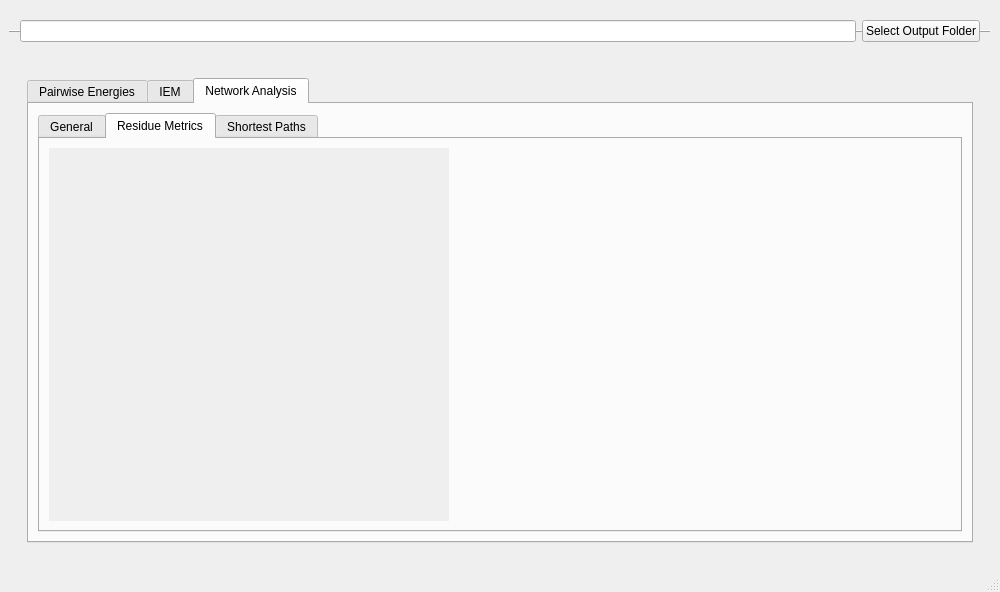
Above: getresinten/viewResultsGUI.ui from osercinoglu/grinn before the change. Below: the same form after it.
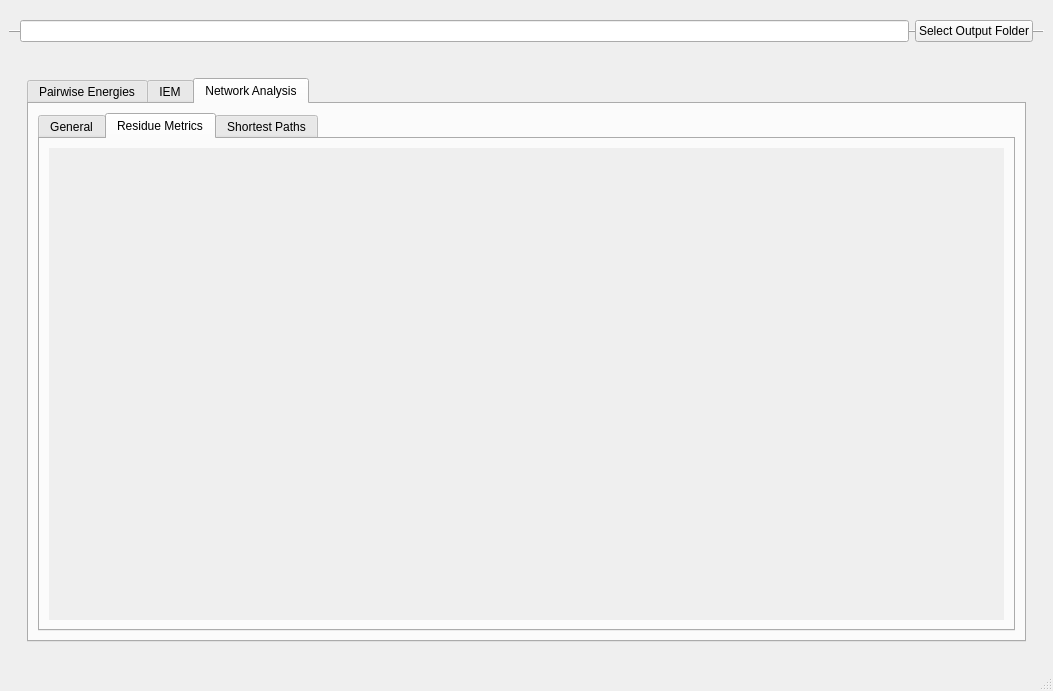
That is the form after the change. The open tabs and pages were chosen to show the change. Icons and pictures are not drawn.

What changed in the file:
```diff
--- a/getresinten/viewResultsGUI.ui
+++ b/getresinten/viewResultsGUI.ui
@@ -6,8 +6,8 @@
    <rect>
     <x>0</x>
     <y>0</y>
-    <width>1000</width>
-    <height>592</height>
+    <width>1053</width>
+    <height>691</height>
    </rect>
   </property>
   <property name="windowTitle">
@@ -412,7 +412,7 @@
                    <widget class="QScrollArea" name="scrollArea_Degree">
                     <property name="maximumSize">
                      <size>
-                      <width>400</width>
+                      <width>16777215</width>
                       <height>16777215</height>
                      </size>
                     </property>
@@ -430,8 +430,8 @@
                       <rect>
                        <x>0</x>
                        <y>0</y>
-                       <width>400</width>
-                       <height>369</height>
+                       <width>955</width>
+                       <height>468</height>
                       </rect>
                      </property>
                      <layout class="QHBoxLayout" name="horizontalLayout_4">
```
Left out of the diff: 8 changed lines with no effect on the pictures.
